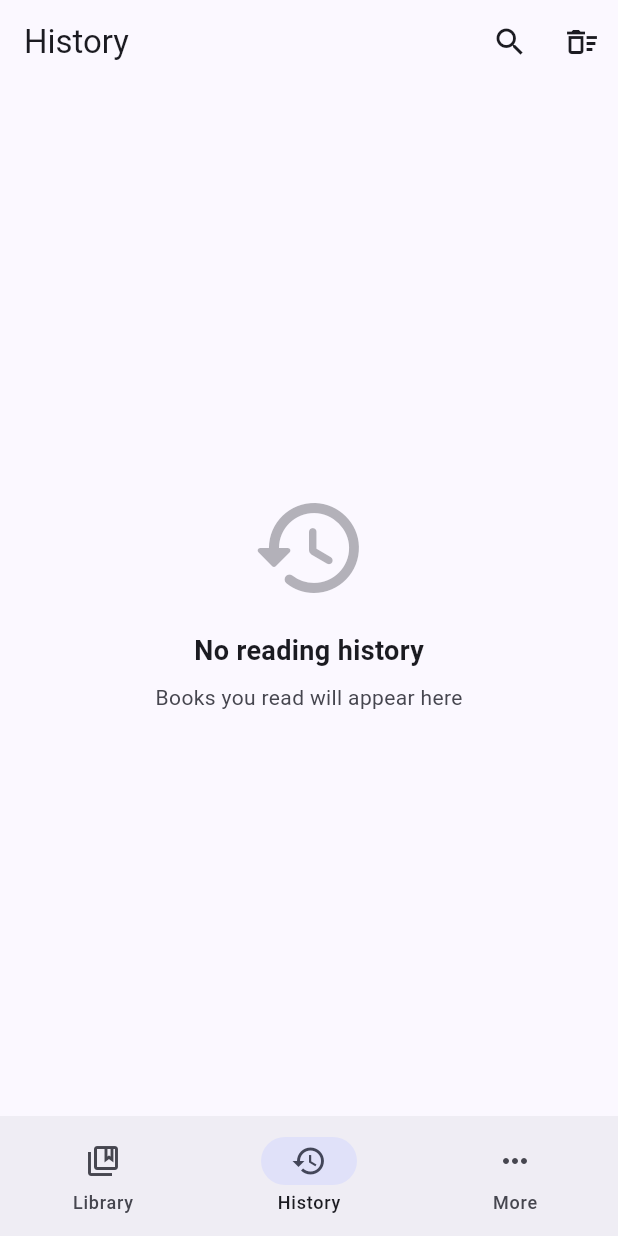
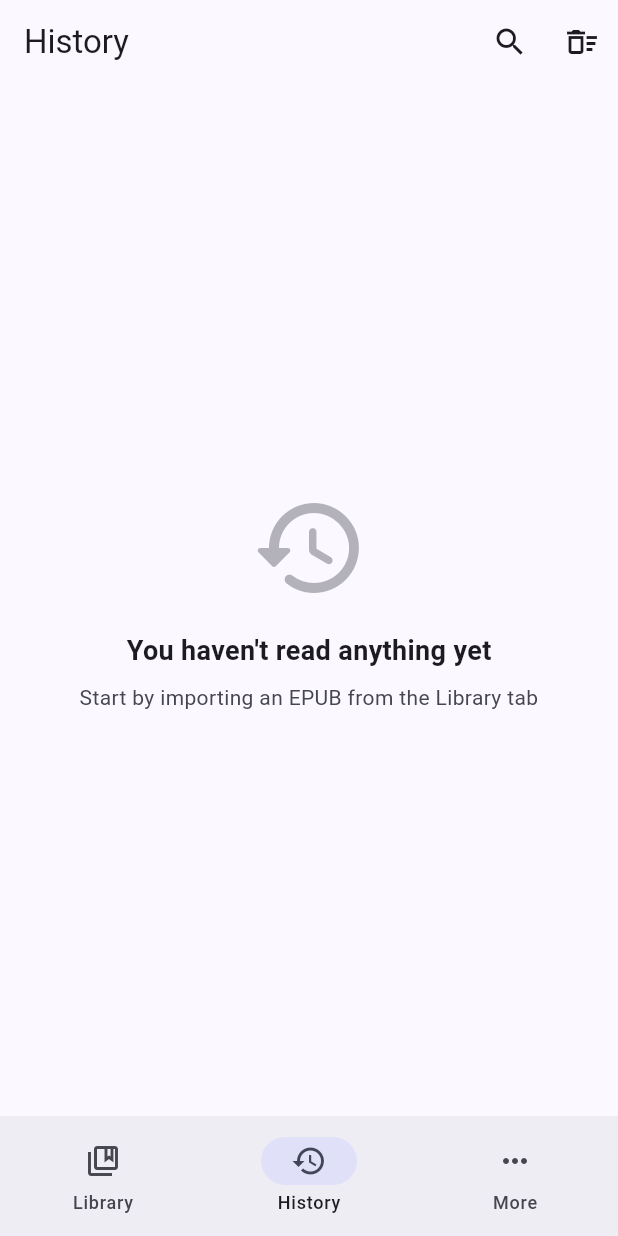
Before and after one commit to TheNirajMahale/Lorebound, a Flutter app: the screen it shows after launch, item 2 of the bottom bar chosen, on a phone screen of 412 x 824 dp. Run offline on Flutter 3.47's test engine with Material 3 defaults, Android fonts, the phone set to English and light mode, and no system bars; drawn by our look-alikes of dynamic_color; our stand-ins replace battery_plus, drift, file_picker, flutter_riverpod, go_router, google_fonts and 1 more; missing offline and left inert: epubx, sqlite3; accounts and stored records are empty; generated files the repository leaves out were written again.

Commit message:
fix: go_router assertion error when deleting history

```diff
--- a/lib/core/routing/app_router.dart
+++ b/lib/core/routing/app_router.dart
@@ -38,15 +38,6 @@ final routerProvider = Provider<GoRouter>((ref) {
               GoRoute(
                 path: '/library',
                 builder: (context, state) => const LibraryScreen(),
-                routes: [
-                  GoRoute(
-                    path: 'book/:id',
-                    builder: (context, state) {
-                      final idStr = state.pathParameters['id']!;
-                      return BookDetailScreen(bookId: int.parse(idStr));
-                    },
-                  ),
-                ],
               ),
             ],
           ),
@@ -65,47 +56,69 @@ final routerProvider = Provider<GoRouter>((ref) {
               GoRoute(
                 path: '/more',
                 builder: (context, state) => const MoreScreen(),
-                routes: [
-                  GoRoute(
-                    path: 'categories',
-                    builder: (context, state) => const CategoryManagementScreen(),
-                  ),
-                  GoRoute(
-                    path: 'downloads',
-                    builder: (context, state) => const DownloadsScreen(),
-                  ),
-                  GoRoute(
-                    path: 'statistics',
-                    builder: (context, state) => const StatisticsScreen(),
-                  ),
-                  GoRoute(
-                    path: 'settings',
-                    builder: (context, state) => const SettingsScreen(),
-                    routes: [
-                      GoRoute(
-                        path: 'appearance',
-                        builder: (context, state) => const AppearanceSettingsScreen(),
-                      ),
-                      GoRoute(
-                        path: 'library',
-                        builder: (context, state) => const LibrarySettingsScreen(),
-                      ),
-                      GoRoute(
-                        path: 'reader',
-                        builder: (context, state) => const ReaderSettingsScreen(),
-                      ),
-                      GoRoute(
-                        path: 'data-storage',
-                        builder: (context, state) => const DataStorageSettingsScreen(),
-                      ),
-                    ],
-                  ),
-                ],
               ),
             ],
           ),
         ],
       ),
+
+      // --- Sub-pages: full-screen (no bottom nav bar) ---
+      // They use _rootNavigatorKey so they push on top of MainScaffold.
+
+      // Library sub-pages
+      GoRoute(
+        path: '/library/book/:id',
+        parentNavigatorKey: _rootNavigatorKey,
+        builder: (context, state) {
+          final idStr = state.pathParameters['id']!;
+          return BookDetailScreen(bookId: int.parse(idStr));
+        },
+      ),
+
+      // More sub-pages
+      GoRoute(
+        path: '/more/categories',
+        parentNavigatorKey: _rootNavigatorKey,
+        builder: (context, state) => const CategoryManagementScreen(),
+      ),
+      GoRoute(
+        path: '/more/downloads',
+        parentNavigatorKey: _rootNavigatorKey,
+        builder: (context, state) => const DownloadsScreen(),
+      ),
+      GoRoute(
+        path: '/more/statistics',
+        parentNavigatorKey: _rootNavigatorKey,
+        builder: (context, state) => const StatisticsScreen(),
+      ),
+      GoRoute(
+        path: '/more/settings',
+        parentNavigatorKey: _rootNavigatorKey,
+        builder: (context, state) => const SettingsScreen(),
+      ),
+
+      // Settings sub-pages
+      GoRoute(
+        path: '/more/settings/appearance',
+        parentNavigatorKey: _rootNavigatorKey,
+        builder: (context, state) => const AppearanceSettingsScreen(),
+      ),
+      GoRoute(
+        path: '/more/settings/library',
+        parentNavigatorKey: _rootNavigatorKey,
+        builder: (context, state) => const LibrarySettingsScreen(),
+      ),
+      GoRoute(
+        path: '/more/settings/reader',
+        parentNavigatorKey: _rootNavigatorKey,
+        builder: (context, state) => const ReaderSettingsScreen(),
+      ),
+      GoRoute(
+        path: '/more/settings/data-storage',
+        parentNavigatorKey: _rootNavigatorKey,
+        builder: (context, state) => const DataStorageSettingsScreen(),
+      ),
+
       // Reader is full-screen and outside the MainScaffold
       GoRoute(
         path: '/reader',
--- a/lib/features/history/presentation/screens/history_screen.dart
+++ b/lib/features/history/presentation/screens/history_screen.dart
@@ -117,7 +117,7 @@ class _HistoryScreenState extends ConsumerState<HistoryScreen> {
           ),
           const SizedBox(height: AppSpacing.md),
           Text(
-            _searchQuery.isEmpty ? 'No reading history' : 'No results found',
+            _searchQuery.isEmpty ? "You haven't read anything yet" : 'No results found',
             style: TextStyle(
               fontSize: 18,
               fontWeight: FontWeight.bold,
@@ -125,11 +125,15 @@ class _HistoryScreenState extends ConsumerState<HistoryScreen> {
             ),
           ),
           const SizedBox(height: AppSpacing.sm),
-          Text(
-            _searchQuery.isEmpty
-                ? 'Books you read will appear here'
-                : 'Try a different search term',
-            style: TextStyle(color: colorScheme.onSurfaceVariant),
+          Padding(
+            padding: const EdgeInsets.symmetric(horizontal: AppSpacing.xl),
+            child: Text(
+              _searchQuery.isEmpty
+                  ? 'Start by importing an EPUB from the Library tab'
+                  : 'Try a different search term',
+              textAlign: TextAlign.center,
+              style: TextStyle(color: colorScheme.onSurfaceVariant),
+            ),
           ),
         ],
       ),
@@ -258,12 +262,12 @@ class _HistoryScreenState extends ConsumerState<HistoryScreen> {
         content: Column(
           mainAxisSize: MainAxisSize.min,
           children: [
-            _DeleteOption('Last 15 minutes', () => _deleteByDuration(const Duration(minutes: 15))),
-            _DeleteOption('Last hour', () => _deleteByDuration(const Duration(hours: 1))),
-            _DeleteOption('Last 24 hours', () => _deleteByDuration(const Duration(hours: 24))),
-            _DeleteOption('Last 7 days', () => _deleteByDuration(const Duration(days: 7))),
-            _DeleteOption('Last 30 days', () => _deleteByDuration(const Duration(days: 30))),
-            _DeleteOption('All time', () => _deleteAll()),
+            _DeleteOption('Last 15 minutes', () => _deleteByDuration(context, const Duration(minutes: 15))),
+            _DeleteOption('Last hour', () => _deleteByDuration(context, const Duration(hours: 1))),
+            _DeleteOption('Last 24 hours', () => _deleteByDuration(context, const Duration(hours: 24))),
+            _DeleteOption('Last 7 days', () => _deleteByDuration(context, const Duration(days: 7))),
+            _DeleteOption('Last 30 days', () => _deleteByDuration(context, const Duration(days: 30))),
+            _DeleteOption('All time', () => _deleteAll(context)),
             const Divider(height: 16),
             ListTile(
               dense: true,
@@ -295,14 +299,14 @@ class _HistoryScreenState extends ConsumerState<HistoryScreen> {
     );
   }
 
-  void _deleteByDuration(Duration duration) {
-    Navigator.of(context).pop();
+  void _deleteByDuration(BuildContext dialogContext, Duration duration) {
+    Navigator.of(dialogContext).pop();
     final cutoff = DateTime.now().subtract(duration);
     ref.read(historyControllerProvider.notifier).deleteHistoryBefore(cutoff);
   }
 
-  void _deleteAll() {
-    Navigator.of(context).pop();
+  void _deleteAll(BuildContext dialogContext) {
+    Navigator.of(dialogContext).pop();
     ref.read(historyControllerProvider.notifier).deleteAllHistory();
   }
 
```
Also changed, not shown: lib/features/history/presentation/providers/history_controller.dart (+7 -2 lines).
